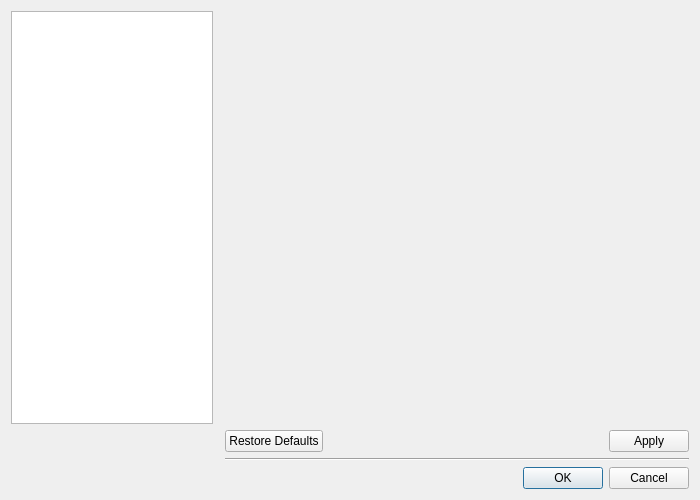
Old version of the form src/gui/ui/PreferencesDialog.ui in the repository TeleMidia/nclcomposer.
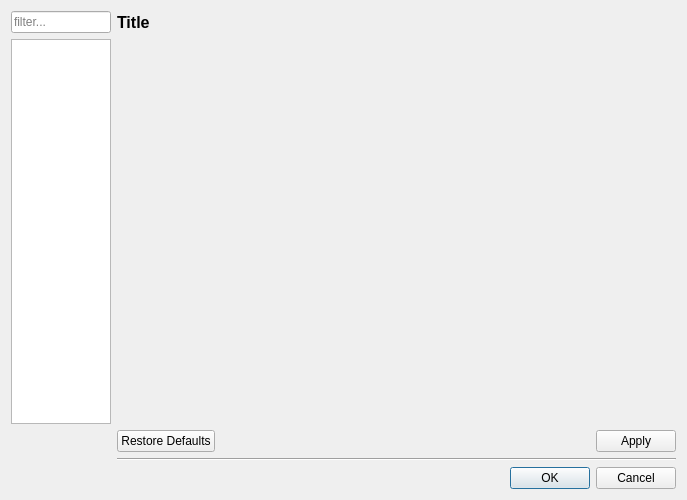
New version of the form.

Commit message:
[gui] Add support to change the style dynamically
* src/core/src/util/ComposerSettings.cpp: Likewise.
* src/gui/src/FileChooser.cpp: Likewise.
* src/gui/src/GeneralPreferences.cpp: Likewise. Also add a preferences in
  PreferencesDialog.
* src/gui/src/PreferencesDialog.cpp: Likewise.
* src/gui/src/PreferencesDialog.h: Likewise.
* src/gui/ui/GeneralPreferences.ui: Likewise.
* src/gui/ui/PreferencesDialog.ui: Likewise.

What changed in the file:
```diff
--- a/src/gui/ui/PreferencesDialog.ui
+++ b/src/gui/ui/PreferencesDialog.ui
@@ -6,7 +6,7 @@
    <rect>
     <x>0</x>
     <y>0</y>
-    <width>700</width>
+    <width>687</width>
     <height>500</height>
    </rect>
   </property>
@@ -15,16 +15,26 @@
   </property>
   <layout class="QGridLayout" name="gridLayout">
    <item row="4" column="2">
-    <widget class="QDialogButtonBox" name="buttonBox">
+    <widget class="Line" name="line">
      <property name="orientation">
       <enum>Qt::Horizontal</enum>
      </property>
+    </widget>
+   </item>
+   <item row="3" column="2">
+    <widget class="QDialogButtonBox" name="buttonBox_2">
+     <property name="layoutDirection">
+      <enum>Qt::LeftToRight</enum>
+     </property>
+     <property name="autoFillBackground">
+      <bool>false</bool>
+     </property>
      <property name="standardButtons">
-      <set>QDialogButtonBox::Cancel|QDialogButtonBox::Ok</set>
+      <set>QDialogButtonBox::Apply|QDialogButtonBox::RestoreDefaults</set>
      </property>
     </widget>
    </item>
-   <item row="0" column="1" colspan="2">
+   <item row="2" column="2">
     <widget class="QScrollArea" name="pageArea">
      <property name="frameShape">
       <enum>QFrame::NoFrame</enum>
@@ -40,8 +50,8 @@
        <rect>
         <x>0</x>
         <y>0</y>
-        <width>474</width>
-        <height>415</height>
+        <width>563</width>
+        <height>383</height>
        </rect>
       </property>
       <layout class="QHBoxLayout" name="horizontalLayout">
@@ -52,37 +62,81 @@
      </widget>
     </widget>
    </item>
-   <item row="2" column="2">
-    <widget class="QDialogButtonBox" name="buttonBox_2">
-     <property name="layoutDirection">
-      <enum>Qt::LeftToRight</enum>
-     </property>
-     <property name="autoFillBackground">
-      <bool>false</bool>
-     </property>
-     <property name="standardButtons">
-      <set>QDialogButtonBox::Apply|QDialogButtonBox::RestoreDefaults</set>
-     </property>
-    </widget>
-   </item>
-   <item row="3" column="2">
-    <widget class="Line" name="line">
+   <item row="5" column="2">
+    <widget class="QDialogButtonBox" name="buttonBox">
      <property name="orientation">
       <enum>Qt::Horizontal</enum>
      </property>
+     <property name="standardButtons">
+      <set>QDialogButtonBox::Cancel|QDialogButtonBox::Ok</set>
+     </property>
     </widget>
    </item>
-   <item row="0" column="0">
+   <item row="1" column="0" rowspan="2">
     <widget class="QListWidget" name="listWidget">
+     <property name="sizePolicy">
+      <sizepolicy hsizetype="Minimum" vsizetype="Minimum">
+       <horstretch>0</horstretch>
+       <verstretch>0</verstretch>
+      </sizepolicy>
+     </property>
      <property name="maximumSize">
       <size>
-       <width>202</width>
+       <width>100</width>
        <height>16777215</height>
       </size>
      </property>
+     <property name="tabKeyNavigation">
+      <bool>true</bool>
+     </property>
+     <property name="selectionBehavior">
+      <enum>QAbstractItemView::SelectRows</enum>
+     </property>
+     <property name="iconSize">
+      <size>
+       <width>48</width>
+       <height>48</height>
+      </size>
+     </property>
+     <property name="textElideMode">
+      <enum>Qt::ElideMiddle</enum>
+     </property>
      <property name="spacing">
       <number>5</number>
      </property>
+     <property name="viewMode">
+      <enum>QListView::IconMode</enum>
+     </property>
+    </widget>
+   </item>
+   <item row="0" column="0">
+    <widget class="QLineEdit" name="lineEdit">
+     <property name="maximumSize">
+      <size>
+       <width>100</width>
+       <height>16777215</height>
+      </size>
+     </property>
+     <property name="text">
+      <string/>
+     </property>
+     <property name="placeholderText">
+      <string>filter...</string>
+     </property>
+    </widget>
+   </item>
+   <item row="0" column="2">
+    <widget class="QLabel" name="pageTitle">
+     <property name="font">
+      <font>
+       <pointsize>12</pointsize>
+       <weight>75</weight>
+       <bold>true</bold>
+      </font>
+     </property>
+     <property name="text">
+      <string>Title</string>
+     </property>
     </widget>
    </item>
   </layout>
```
Left out of the diff: 8 changed lines with no effect on the pictures. The commit also changes 6 other files.
